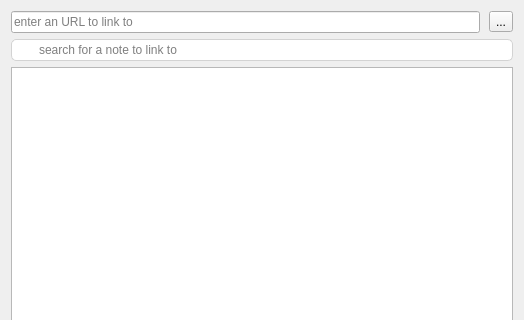
Before: the Qt Designer form src/dialogs/linkdialog.ui in pbek/QOwnNotes, drawn with Qt 5; both pictures show x 0 to 524 and y 0 to 320 of the 524 by 531 pixel window.
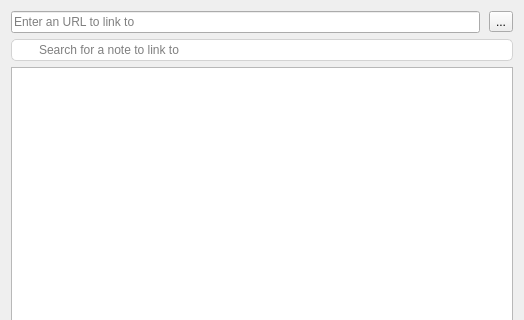
After: the same form once the commit is applied. Icons and pictures are not drawn.

Diff of the .ui file:
```diff
--- a/src/dialogs/linkdialog.ui
+++ b/src/dialogs/linkdialog.ui
@@ -50,7 +50,7 @@
            <string/>
           </property>
           <property name="placeholderText">
-           <string>enter an URL to link to</string>
+           <string>Enter an URL to link to</string>
           </property>
           <property name="clearButtonEnabled">
            <bool>true</bool>
@@ -88,7 +88,7 @@
 </string>
        </property>
        <property name="placeholderText">
-        <string>search for a note to link to</string>
+        <string>Search for a note to link to</string>
        </property>
        <property name="clearButtonEnabled">
         <bool>true</bool>
```
Left out of the diff: 6 changed lines with no effect on the pictures.
